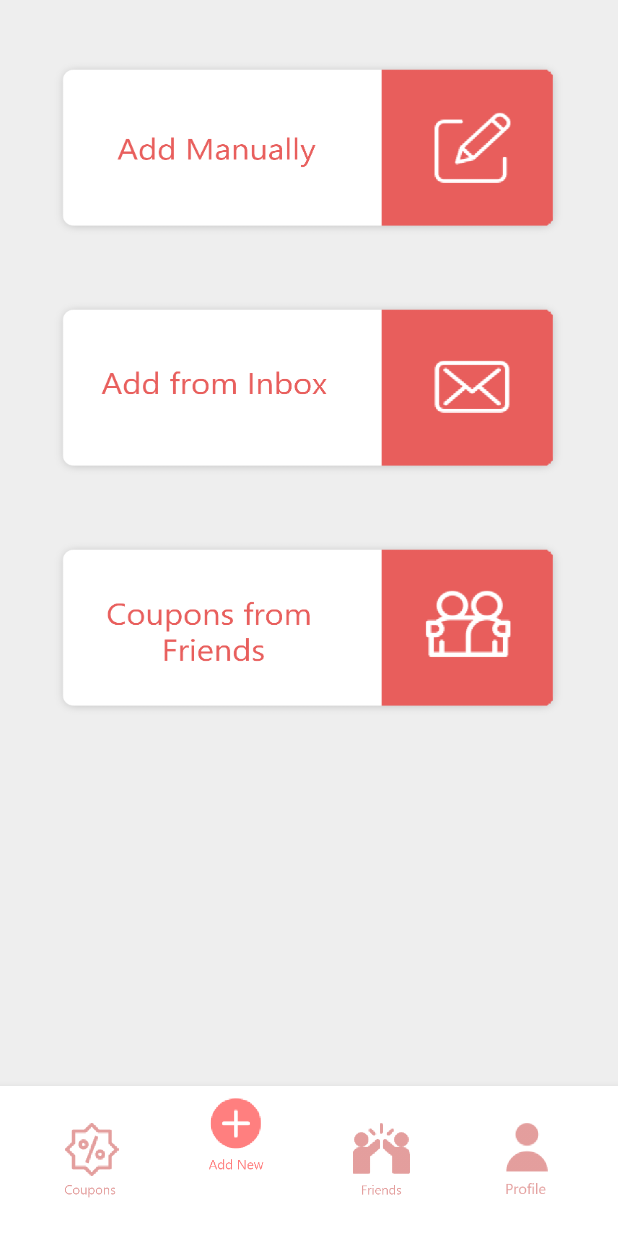
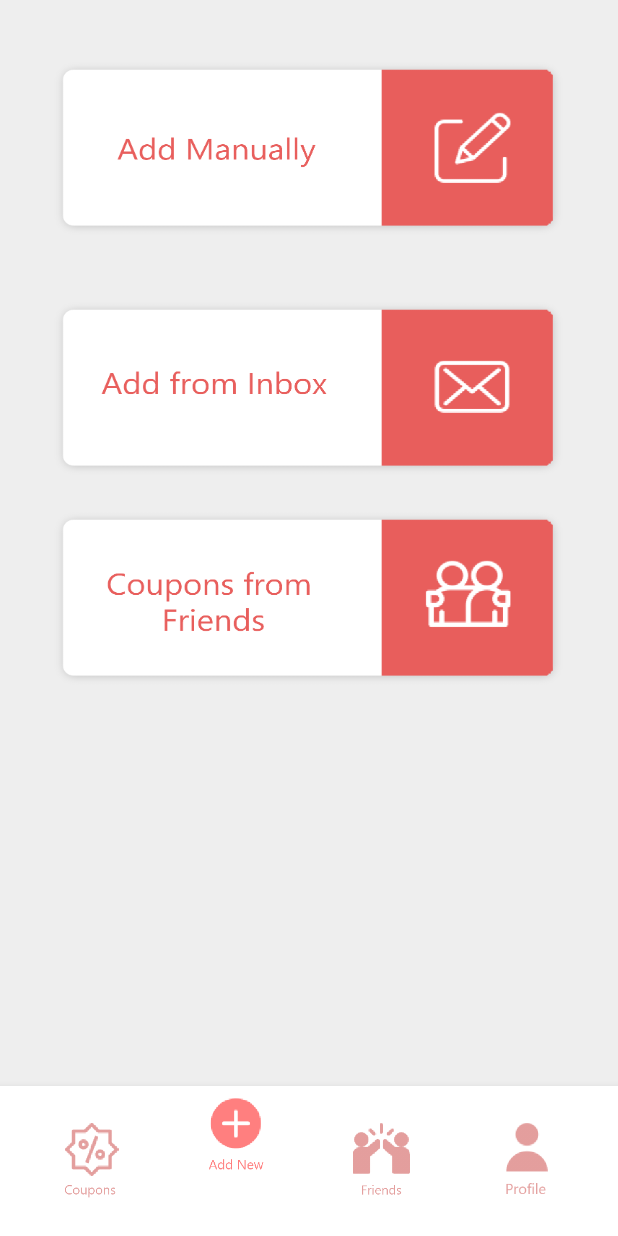
Before and after one commit to jiggylepcha/Dishcounts, an Android app: the screen it shows after launch once a user with an empty profile is signed in (UserDashboard), item 2 of the bottom bar chosen, on a phone screen of 412 x 824 dp. Run offline under Robolectric (Android 15) with nearby library versions, the phone set to English and light mode, and no system bars; our stand-ins replace Firebase (no records; nobody signed in at launch, a user with empty details on screens opened directly).

Commit message:
Temp Commit

```diff
--- a/app/src/main/java/android/com/dishcounts/Activities/AddManualCouponActivity.java
+++ b/app/src/main/java/android/com/dishcounts/Activities/AddManualCouponActivity.java
@@ -59,6 +59,8 @@ public class AddManualCouponActivity extends AppCompatActivity {
                 myCalendar.set(Calendar.YEAR, year);
                 myCalendar.set(Calendar.MONTH, monthOfYear);
                 myCalendar.set(Calendar.DAY_OF_MONTH, dayOfMonth);
+                myCalendar.set(Calendar.HOUR_OF_DAY,24);
+                myCalendar.set(Calendar.MINUTE,00);
                 updateLabel();
             }
 
--- a/app/src/main/res/layout/fragment_add_new.xml
+++ b/app/src/main/res/layout/fragment_add_new.xml
@@ -30,7 +30,7 @@
         android:layout_width="346dp"
         android:layout_height="122dp"
         android:layout_gravity="center_horizontal"
-        android:layout_marginTop="38dp"
+        android:layout_marginTop="18dp"
         android:background="@drawable/friendcoupon"
         android:shadowColor="#00FFFFFF" />
 
```
